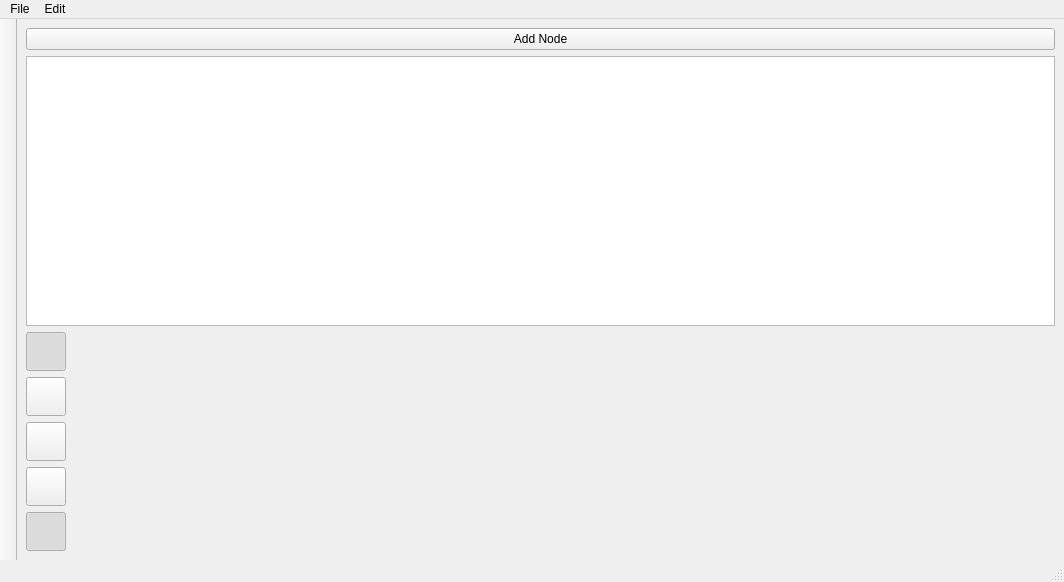
First picture: the form in mainwindow.ui, repository wenhao801/GraphEditorPlus, before the edit.
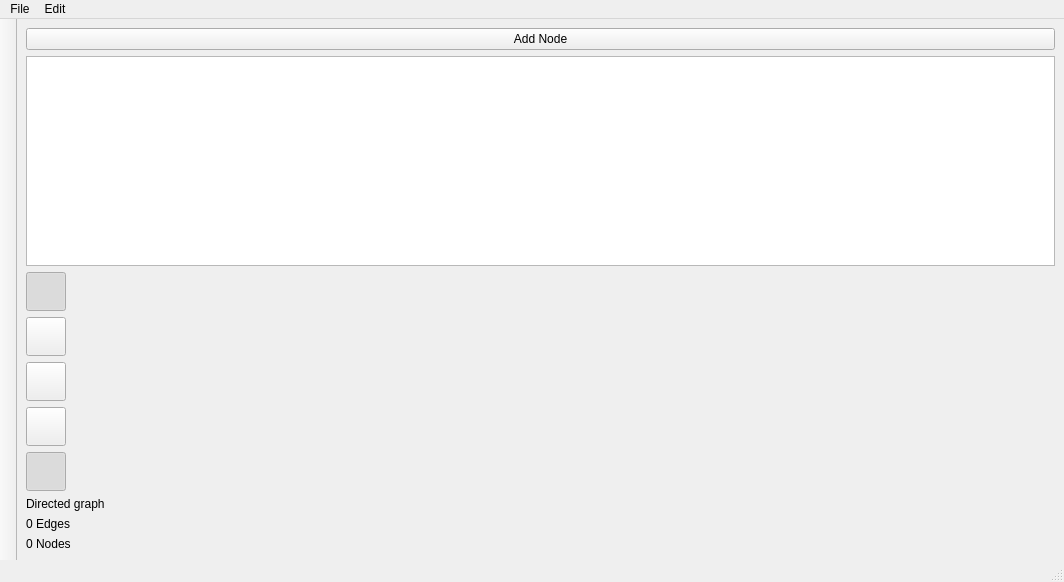
Second picture: the form after the edit. Icons and pictures are not drawn.

Commit message: added status bar; optimized selection

```diff
--- a/mainwindow.ui
+++ b/mainwindow.ui
@@ -152,6 +152,27 @@
       </property>
      </widget>
     </item>
+    <item>
+     <widget class="QLabel" name="spStatus">
+      <property name="text">
+       <string>Directed graph</string>
+      </property>
+     </widget>
+    </item>
+    <item>
+     <widget class="QLabel" name="edgeCount">
+      <property name="text">
+       <string>0 Edges</string>
+      </property>
+     </widget>
+    </item>
+    <item>
+     <widget class="QLabel" name="nodeCount">
+      <property name="text">
+       <string>0 Nodes</string>
+      </property>
+     </widget>
+    </item>
    </layout>
   </widget>
   <widget class="QMenuBar" name="menubar">
```
The commit also changes 8 other files.
